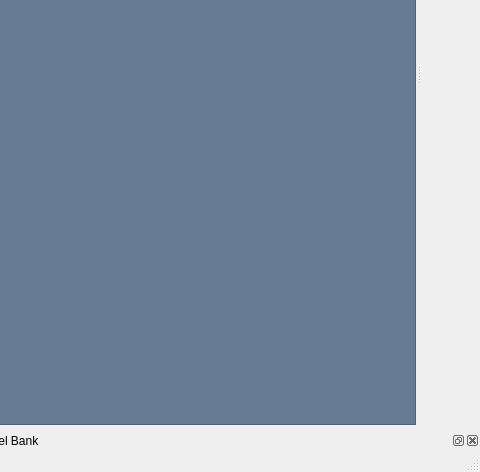
First picture: the form in src/Forms/wmvMainWindow.ui, repository wowmodelviewer/wowmodelviewer, before the edit; both pictures show x 544 to 1024 and y 296 to 768 of the 1024 by 768 pixel window.
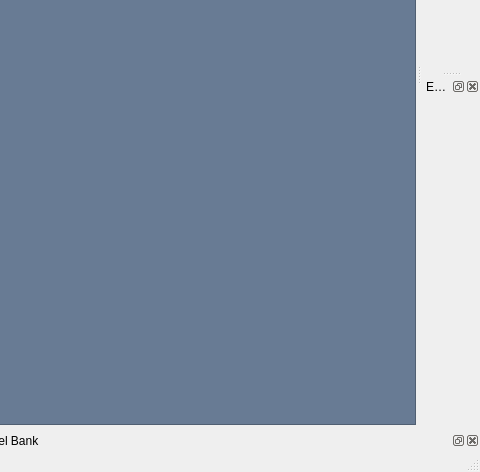
Second picture: the form after the edit.

Commit message: -Split old Character Details into Character Designer & Equipment Selector -Can now dynamically change languages in the About menu. -WoW Model Viewer can now be translated. -UpdateManager can now be translated. -Fixed some translation issues with UpdateManager. -Added batch commands for manually updating & compiling translations. (Need to specify WMV SDK folder...) -Randomize button and menu option will now both randomize character numbers.

Patch:
```diff
--- a/src/Forms/wmvMainWindow.ui
+++ b/src/Forms/wmvMainWindow.ui
@@ -319,11 +319,17 @@
     <number>8</number>
    </attribute>
   </widget>
-  <action name="actionLanguage">
-   <property name="text">
-    <string>Language</string>
+  <widget class="QDockWidget" name="widgetEquipment">
+   <property name="allowedAreas">
+    <set>Qt::LeftDockWidgetArea|Qt::RightDockWidgetArea</set>
    </property>
-  </action>
+   <property name="windowTitle">
+    <string>Equipment</string>
+   </property>
+   <attribute name="dockWidgetArea">
+    <number>2</number>
+   </attribute>
+  </widget>
   <action name="actionHelp">
    <property name="text">
     <string>Help</string>
```
Left out of the diff: 21 changed lines with no effect on the pictures. The commit also changes 37 other files.
